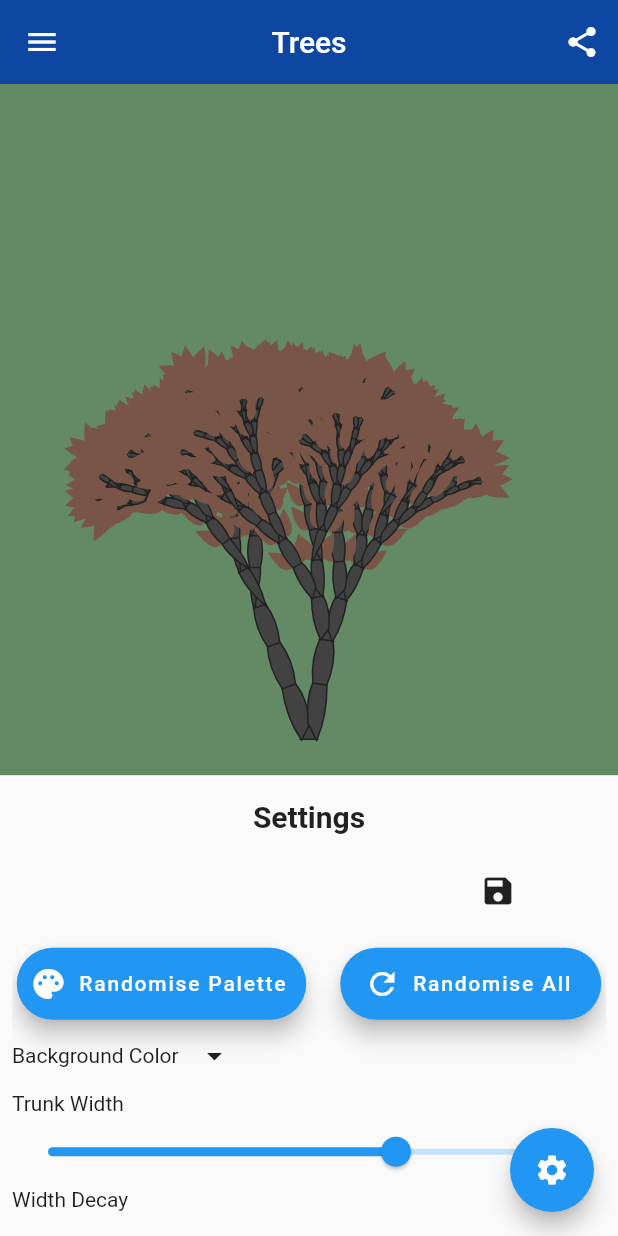
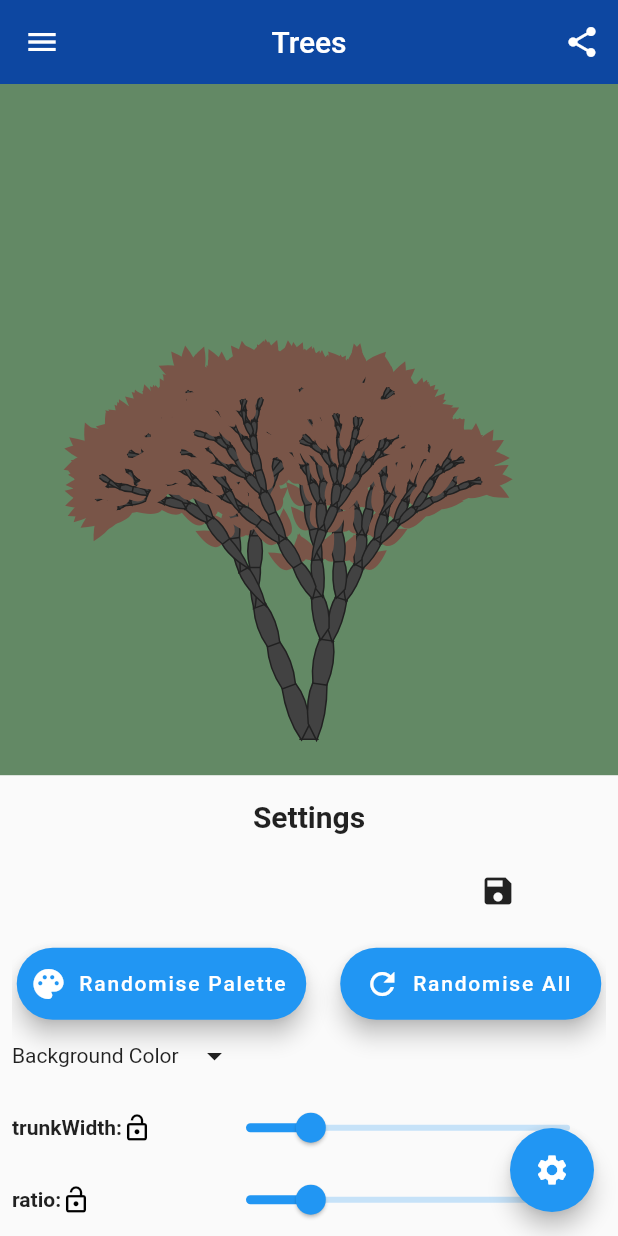
Before and after one commit to baldfatchris/opart_v2, a Flutter app: the screen it shows after launch, after a tap on the "settings" icon, on a phone screen of 412 x 824 dp. Run offline on Flutter 3.47's test engine with Material 2 defaults, Android fonts, the phone set to English and light mode, and no system bars; drawn by our look-alikes of screenshot; our stand-ins replace flutter_colorpicker, flutter_spinkit, share.

Commit message:
Updated Fibonacci

```diff
--- a/lib/opart_tree.dart
+++ b/lib/opart_tree.dart
@@ -7,7 +7,11 @@ import 'package:screenshot/screenshot.dart';
 Random rnd;
 List palette;
 
+
 // Settings
+double trunkWidth = 10;
+bool trunkWidthLOCK = false;
+
 double ratio = 0.7;
 bool ratioLOCK = false;
 
@@ -90,14 +94,19 @@ randomiseSettings() {
 
   print('RANDOMISE SETTINGS');
 
-  // ratio 0.75 - 1.25
-  if (ratioLOCK == false) {
-    ratio = rnd.nextDouble() * 0.5 + 0.75;
+  // trunkWidth 0 to 50
+  if (trunkWidthLOCK == false) {
+    trunkWidth = rnd.nextDouble() * 50;
   }
 
-  // bulbousness 0-3
+  // ratio 0.5 - 1.5
+  if (ratioLOCK == false) {
+    ratio = rnd.nextDouble() * 0.1 + 0.5;
+  }
+
+  // bulbousness 0-5
   if (bulbousnessLOCK == false) {
-    bulbousness = rnd.nextDouble() * 3;
+    bulbousness = rnd.nextDouble() * 5;
   }
 
   //
@@ -150,6 +159,7 @@ class TreeSettings {
   double branch = 0.7;
   double angle = 0.5;
   double ratio = 0.7;
+  double bulbousness = 2;
   File image = null;
   TreeSettings(
       {this.id,
@@ -162,6 +172,7 @@ class TreeSettings {
       this.branch,
       this.angle,
       this.ratio,
+      this.bulbousness,
       this.image});
 }
 
@@ -214,6 +225,7 @@ List<TreeSettings> treeSettingsList = [
     branch: 0.7,
     angle: 0.5,
     ratio: 0.7,
+      bulbousness: 2,
   ),
   TreeSettings(
     id: 1,
@@ -263,6 +275,7 @@ List<TreeSettings> treeSettingsList = [
     branch: 0.7,
     angle: 0.5,
     ratio: 0.7,
+      bulbousness: 3,
   ),
 ];
 int currentIndex = 0;
@@ -352,6 +365,8 @@ class _OpArtTreeStudioState extends State<OpArtTreeStudio> {
                     branch: treeSettingsList[currentIndex].branch,
                     angle: treeSettingsList[currentIndex].angle,
                     ratio: treeSettingsList[currentIndex].ratio,
+                    bulbousness: treeSettingsList[currentIndex].bulbousness,
+
                   ),
                 );
                 widget.screenshotController
@@ -454,18 +469,163 @@ class _OpArtTreeStudioState extends State<OpArtTreeStudio> {
             : Container(),
 
 
-        Text('Trunk Width'),
-        Slider(
-          value: treeSettingsList[currentIndex].trunkWidth,
-          min: 0,
-          max: 15,
-          onChanged: (value) {
-            setState(() {
-              treeSettingsList[currentIndex].trunkWidth = value;
-            });
-          },
-          label: '$treeSettingsList[currentIndex].trunkWidth',
+        // trunkWidth
+        Row(
+          mainAxisAlignment: MainAxisAlignment.spaceBetween,
+          children: [
+            Flexible(
+                flex: 1,
+                child: GestureDetector(
+                    onLongPress: (){
+                      setState(() {
+                        // toggle lock
+                        if (trunkWidthLOCK){
+                          trunkWidthLOCK=false;
+                        } else {
+                          trunkWidthLOCK=true;
+                        }
+                      });
+                    },
+                    child: Row(
+                      children:[
+                        Text(
+                          'trunkWidth:',
+                          style: trunkWidthLOCK ? TextStyle(fontWeight: FontWeight.normal) : TextStyle(fontWeight: FontWeight.bold),
+                        ),
+                        Icon(
+                          trunkWidthLOCK ? Icons.lock : Icons.lock_open,
+                          size: 20,
+                          color: trunkWidthLOCK ? Colors.grey : Colors.black,
+                        ),
+                      ],
+                    )
+                )
+            ),
+            Flexible(
+              flex: 2,
+              child: Slider(
+                value: trunkWidth,
+                min: 0,
+                max: 50,
+                onChanged: trunkWidthLOCK ? null : (value) {
+                  setState(() {
+                    trunkWidth  = value;
+                  });
+                },
+                label: '$trunkWidth ',
+              ),
+            ),
+          ],
         ),
+
+
+
+
+
+        // ratio
+        Row(
+          mainAxisAlignment: MainAxisAlignment.spaceBetween,
+          children: [
+            Flexible(
+                flex: 1,
+                child: GestureDetector(
+                    onLongPress: (){
+                      setState(() {
+                        // toggle lock
+                        if (ratioLOCK){
+                          ratioLOCK=false;
+                        } else {
+                          ratioLOCK=true;
+                        }
+                      });
+                    },
+                    child: Row(
+                      children:[
+                        Text(
+                          'ratio:',
+                          style: ratioLOCK ? TextStyle(fontWeight: FontWeight.normal) : TextStyle(fontWeight: FontWeight.bold),
+                        ),
+                        Icon(
+                          ratioLOCK ? Icons.lock : Icons.lock_open,
+                          size: 20,
+                          color: ratioLOCK ? Colors.grey : Colors.black,
+                        ),
+                      ],
+                    )
+                )
+            ),
+            Flexible(
+              flex: 2,
+              child: Slider(
+                value: ratio,
+                min: 0.5,
+                max: 1.5,
+                onChanged: ratioLOCK ? null : (value) {
+                  setState(() {
+                    ratio  = value;
+                  });
+                },
+                label: '$ratio ',
+              ),
+            ),
+          ],
+        ),
+
+
+        // bulbousness
+        Row(
+          mainAxisAlignment: MainAxisAlignment.spaceBetween,
+          children: [
+            Flexible(
+                flex: 1,
+                child: GestureDetector(
+                    onLongPress: (){
+                      setState(() {
+                        // toggle lock
+                        if (bulbousnessLOCK){
+                          bulbousnessLOCK=false;
+                        } else {
+                          bulbousnessLOCK=true;
+                        }
+                      });
+                    },
+                    child: Row(
+                      children:[
+                        Text(
+                          'bulbousness:',
+                          style: bulbousnessLOCK ? TextStyle(fontWeight: FontWeight.normal) : TextStyle(fontWeight: FontWeight.bold),
+                        ),
+                        Icon(
+                          bulbousnessLOCK ? Icons.lock : Icons.lock_open,
+                          size: 20,
+                          color: bulbousnessLOCK ? Colors.grey : Colors.black,
+                        ),
+                      ],
+                    )
+                )
+            ),
+            Flexible(
+              flex: 2,
+              child: Slider(
+                value: bulbousness,
+                min: 0,
+                max: 5,
+                onChanged: bulbousnessLOCK ? null : (value) {
+                  setState(() {
+                    bulbousness  = value;
+                  });
+                },
+                label: '$bulbousness ',
+              ),
+            ),
+          ],
+        ),
+
+
+
+
+
+
         Text('Width Decay'),
         Slider(
           value: treeSettingsList[currentIndex].widthDecay,
@@ -478,6 +638,7 @@ class _OpArtTreeStudioState extends State<OpArtTreeStudio> {
           },
           label: '$treeSettingsList[currentIndex].widthDecay',
         ),
+
         Text('Segment Length'),
         Slider(
           value: treeSettingsList[currentIndex].segmentLength,
@@ -490,6 +651,8 @@ class _OpArtTreeStudioState extends State<OpArtTreeStudio> {
           },
           label: '$treeSettingsList[currentIndex].segmentLength',
         ),
+
+
         Container(
           height: 200,
           child: GridView.builder(
@@ -515,6 +678,7 @@ class _OpArtTreeStudioState extends State<OpArtTreeStudio> {
                         branch: treeSettingsList[index].branch,
                         angle: treeSettingsList[index].angle,
                         ratio: treeSettingsList[index].ratio,
+                        bulbousness: treeSettingsList[index].bulbousness,
                       ),
                     );
                     setState(() {
@@ -666,6 +830,7 @@ class OpArtTreePainter extends CustomPainter {
     Color trunkLineColor = Colors.grey[900];
     Color trunkFillColor = Colors.grey[800];
 
+    print('trunkWidth: $trunkWidth');
     print('ratio: $ratio');
     print('bulbousness: $bulbousness');
 
@@ -680,11 +845,11 @@ class OpArtTreePainter extends CustomPainter {
     String leafStyle = 'quadratic';
 
     List treeBaseA = [
-      (canvasWidth - treeSettingsList[currentIndex].trunkWidth) / 2,
+      (canvasWidth - trunkWidth) / 2,
       canvasHeight
     ];
     List treeBaseB = [
-      (canvasWidth + treeSettingsList[currentIndex].trunkWidth) / 2,
+      (canvasWidth + trunkWidth) / 2,
       canvasHeight
     ];
 
@@ -694,7 +859,7 @@ class OpArtTreePainter extends CustomPainter {
         borderY,
         treeBaseA,
         treeBaseB,
-        treeSettingsList[currentIndex].trunkWidth,
+        trunkWidth,
         treeSettingsList[currentIndex].branch,
         treeSettingsList[currentIndex].angle,
         // treeSettingsList[currentIndex].ratio,
@@ -708,7 +873,7 @@ class OpArtTreePainter extends CustomPainter {
         lineWidth,
         trunkLineColor,
         trunkFillColor,
-        bulbousness,
+        // bulbousness,
         treeSettingsList[currentIndex].palette,
         leafAngle,
         leafLength,
@@ -739,7 +904,7 @@ class OpArtTreePainter extends CustomPainter {
     double lineWidth,
     Color trunkLineColor,
     Color trunkFillColor,
-    double bulbousness,
+    // double bulbousness,
     List palette,
     double leafAngle,
     double leafLength,
@@ -798,7 +963,7 @@ class OpArtTreePainter extends CustomPainter {
             lineWidth,
             trunkLineColor,
             trunkFillColor,
-            bulbousness,
+            // bulbousness,
             palette,
             leafAngle,
             leafLength,
@@ -827,7 +992,7 @@ class OpArtTreePainter extends CustomPainter {
             lineWidth,
             trunkLineColor,
             trunkFillColor,
-            bulbousness,
+            // bulbousness,
             palette,
             leafAngle,
             leafLength,
@@ -857,7 +1022,7 @@ class OpArtTreePainter extends CustomPainter {
             lineWidth,
             trunkLineColor,
             trunkFillColor,
-            bulbousness,
+            // bulbousness,
             palette,
             leafAngle,
             leafLength,
@@ -886,7 +1051,7 @@ class OpArtTreePainter extends CustomPainter {
             lineWidth,
             trunkLineColor,
             trunkFillColor,
-            bulbousness,
+            // bulbousness,
             palette,
             leafAngle,
             leafLength,
@@ -965,7 +1130,7 @@ class OpArtTreePainter extends CustomPainter {
             lineWidth,
             trunkLineColor,
             trunkFillColor,
-            bulbousness,
+            // bulbousness,
             palette,
             leafAngle,
             leafLength * leafDecay,
```
